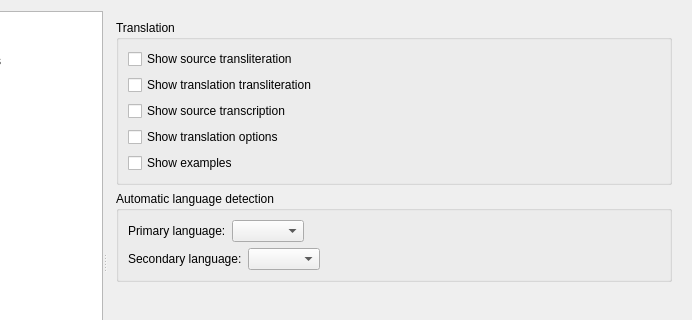
Qt form src/settingsdialog.ui (crow-translate/crow-translate) before a commit; both pictures show x 108 to 800 and y 0 to 320 of the 800 by 552 pixel window.
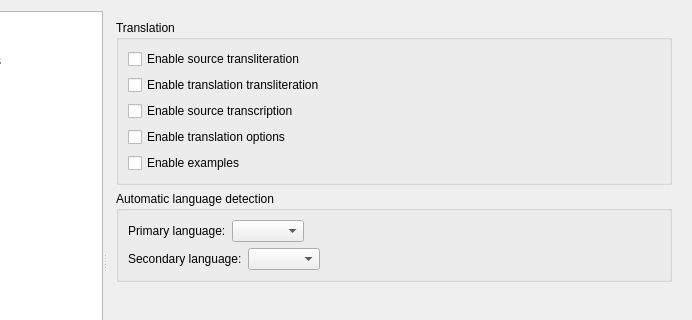
The same form after that commit. The open tabs and pages were chosen to show the change. Icons and pictures are not drawn.

Commit message: Do not request / analyze parts of the translation that are not displayed

The edit to the form file:
```diff
--- a/src/settingsdialog.ui
+++ b/src/settingsdialog.ui
@@ -691,35 +691,35 @@
            <item>
             <widget class="QCheckBox" name="sourceTranslitCheckBox">
              <property name="text">
-              <string>Show source transliteration</string>
+              <string>Enable source transliteration</string>
              </property>
             </widget>
            </item>
            <item>
             <widget class="QCheckBox" name="translationTranslitCheckBox">
              <property name="text">
-              <string>Show translation transliteration</string>
+              <string>Enable translation transliteration</string>
              </property>
             </widget>
            </item>
            <item>
             <widget class="QCheckBox" name="sourceTranscriptionCheckBox">
              <property name="text">
-              <string>Show source transcription</string>
+              <string>Enable source transcription</string>
              </property>
             </widget>
            </item>
            <item>
             <widget class="QCheckBox" name="translationOptionsCheckBox">
              <property name="text">
-              <string>Show translation options</string>
+              <string>Enable translation options</string>
              </property>
             </widget>
            </item>
            <item>
             <widget class="QCheckBox" name="examplesCheckBox">
              <property name="text">
-              <string>Show examples</string>
+              <string>Enable examples</string>
              </property>
             </widget>
            </item>
```
The commit also changes 7 other files.
